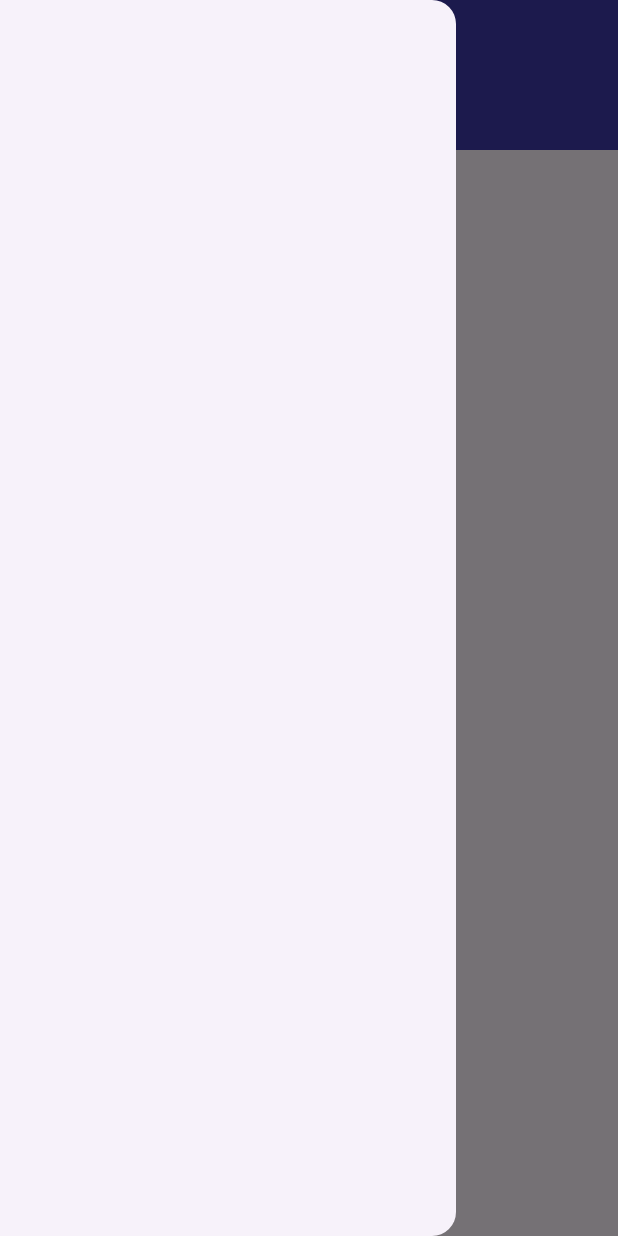
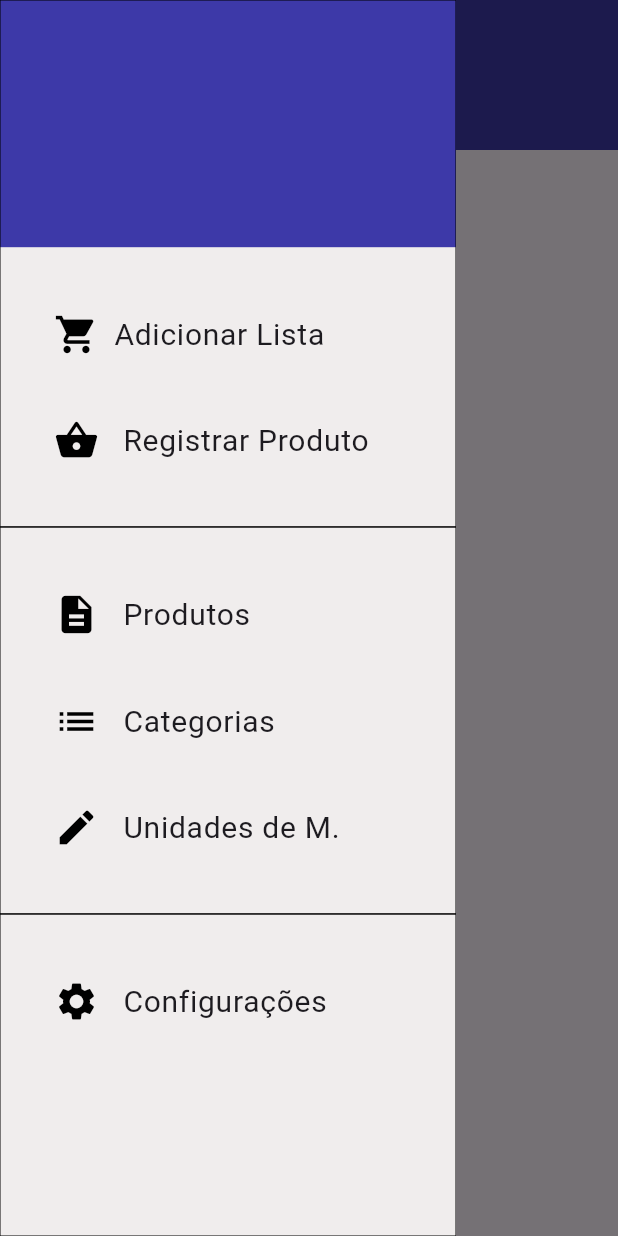
Before and after one commit to Erick-P-Calauro/market_manager, a Flutter app: the screen it shows after launch, with the side drawer open, on a phone screen of 412 x 824 dp. Run offline on Flutter 3.47's test engine with Material 3 defaults, Android fonts, the phone set to English and light mode, and no system bars; our stand-ins replace google_fonts.

Commit message:
[feat(widget)] Default Drawer

```diff
--- a/lib/ui/pages/ShopListPage.dart
+++ b/lib/ui/pages/ShopListPage.dart
@@ -1,5 +1,6 @@
 import 'package:flutter/material.dart';
 import 'package:market_manager/ui/widgets/DefaultAppBar.dart';
+import 'package:market_manager/ui/widgets/DefaultDrawer.dart';
 
 class ShopListPage extends StatelessWidget {
   const ShopListPage({super.key});
@@ -7,9 +8,8 @@ class ShopListPage extends StatelessWidget {
   @override
   Widget build(BuildContext context) {
     return Scaffold(
-      appBar: DefaultAppBar(
-          preferredSize: Size(MediaQuery.of(context).size.width, 100)),
-      drawer: Drawer(),
+      appBar: DefaultAppBar(),
+      drawer: DefaultDrawer(),
       body: Text(
         "Oi",
         style: TextStyle(fontSize: 50, color: Colors.amber),
--- a/lib/ui/widgets/DefaultAppBar.dart
+++ b/lib/ui/widgets/DefaultAppBar.dart
@@ -1,12 +1,13 @@
 import 'package:flutter/material.dart';
 import 'package:market_manager/utils/CustomColors.dart';
 
-class DefaultAppBar extends PreferredSize {
+class DefaultAppBar extends StatelessWidget implements PreferredSizeWidget {
   const DefaultAppBar({
     super.key,
-    required super.preferredSize,
-    super.child = const Text(""),
   });
+
+  @override
+  Size get preferredSize => Size.fromHeight(100);
 
   @override
   Widget build(BuildContext context) {
--- /dev/null
+++ b/lib/ui/widgets/DefaultDrawer.dart
@@ -0,0 +1,92 @@
+import 'package:flutter/material.dart';
+import 'package:market_manager/utils/CustomColors.dart';
+import 'package:market_manager/utils/Typograph.dart';
+
+class DefaultDrawer extends StatelessWidget {
+  const DefaultDrawer({super.key});
+
+  @override
+  Widget build(BuildContext context) {
+    const defaultPadding = EdgeInsets.fromLTRB(20, 30, 0, 30);
+
+    return Drawer(
+        backgroundColor: CustomColors.BlueMarket,
+        shape: Border.all(width: 0),
+        child: Padding(
+            padding:
+                EdgeInsets.only(top: MediaQuery.of(context).size.height * 0.2),
+            child: Container(
+                color: CustomColors.LightGray1,
+                child: ListView(
+                  padding: EdgeInsets.all(0),
+                  children: [
+                    Container(
+                        padding: defaultPadding,
+                        child: Column(
+                          spacing: 15,
+                          children: [
+                            ListTile(
+                              horizontalTitleGap: 10,
+                              leading: Icon(
+                                Icons.shopping_cart,
+                                color: Colors.black,
+                                size: 30,
+                              ),
+                              title: Text("Adicionar Lista",
+                                  style: Typograph.HeadlineMedium),
+                              onTap: () => {print("Adicionar Lista")},
+                            ),
+                            ListTile(
+                                leading: Icon(
+                                  Icons.shopping_basket,
+                                  color: Colors.black,
+                                  size: 30,
+                                ),
+                                title: Text("Registrar Produto",
+                                    style: Typograph.HeadlineMedium),
+                                onTap: () => {print("Registrar Produto")}),
+                          ],
+                        )),
+                    Divider(color: Colors.black, height: 0),
+                    Container(
+                      padding: defaultPadding,
+                      child: Column(
+                        spacing: 15,
+                        children: [
+                          ListTile(
+                              leading: Icon(Icons.description,
+                                  color: Colors.black, size: 30),
+                              title: Text("Produtos",
+                                  style: Typograph.HeadlineMedium),
+                              onTap: () => {print("Produtos")}),
+                          ListTile(
+                              leading: Icon(Icons.list,
+                                  color: Colors.black, size: 30),
+                              title: Text("Categorias",
+                                  style: Typograph.HeadlineMedium),
+                              onTap: () => {print("Categorias")}),
+                          ListTile(
+                              leading: Icon(Icons.mode_edit,
+                                  color: Colors.black, size: 30),
+                              title: Text("Unidades de M.",
+                                  style: Typograph.HeadlineMedium),
+                              onTap: () => {print("Unidades de Medida")}),
+                        ],
+                      ),
+                    ),
+                    Divider(
+                      color: Colors.black,
+                      height: 0,
+                    ),
+                    Padding(
+                        padding: defaultPadding,
+                        child: ListTile(
+                            leading: Icon(Icons.settings,
+                                color: Colors.black, size: 30),
+                            title: Text("Configurações",
+                                style: Typograph.HeadlineMedium),
+                            onTap: () => {print("Configurações")}))
+                  ],
+                ))));
+  }
+}
--- a/lib/utils/Typograph.dart
+++ b/lib/utils/Typograph.dart
@@ -8,6 +8,9 @@ class Typograph {
       GoogleFonts.roboto(fontSize: 20, fontWeight: FontWeight.bold);
 
   static TextStyle HeadlineMedium =
+      GoogleFonts.roboto(fontSize: 20, fontWeight: FontWeight.w400);
+
+  static TextStyle HeadlineSmall =
       GoogleFonts.roboto(fontSize: 18, fontWeight: FontWeight.w500);
 
   static TextStyle TitleLarge =
```
